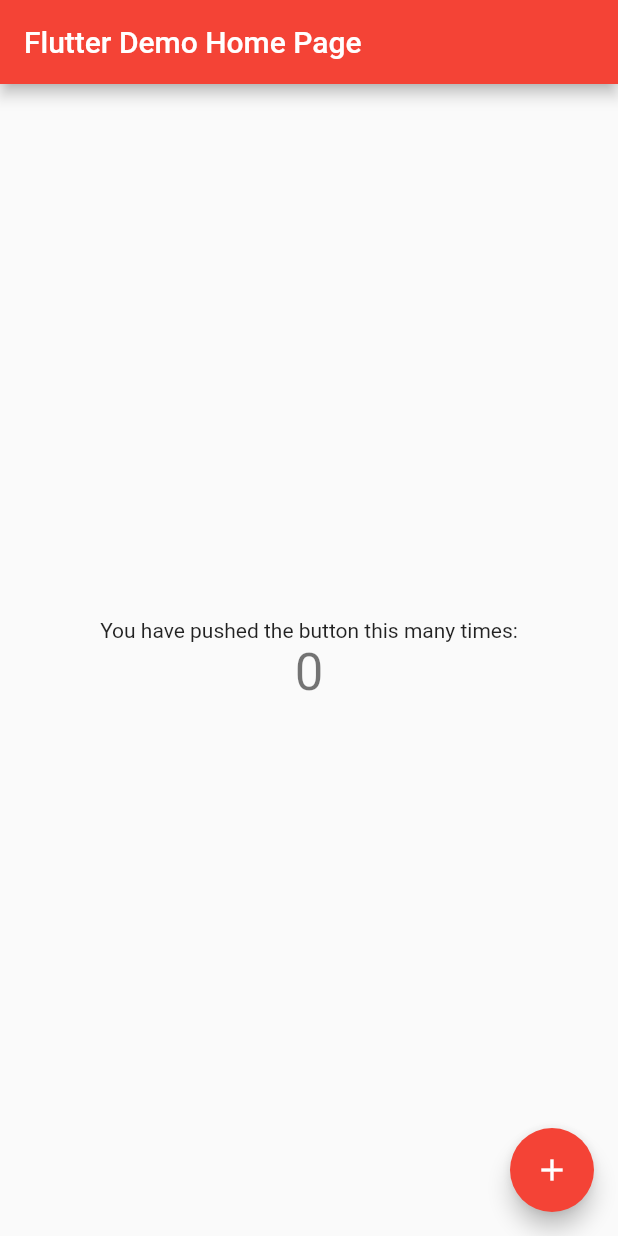
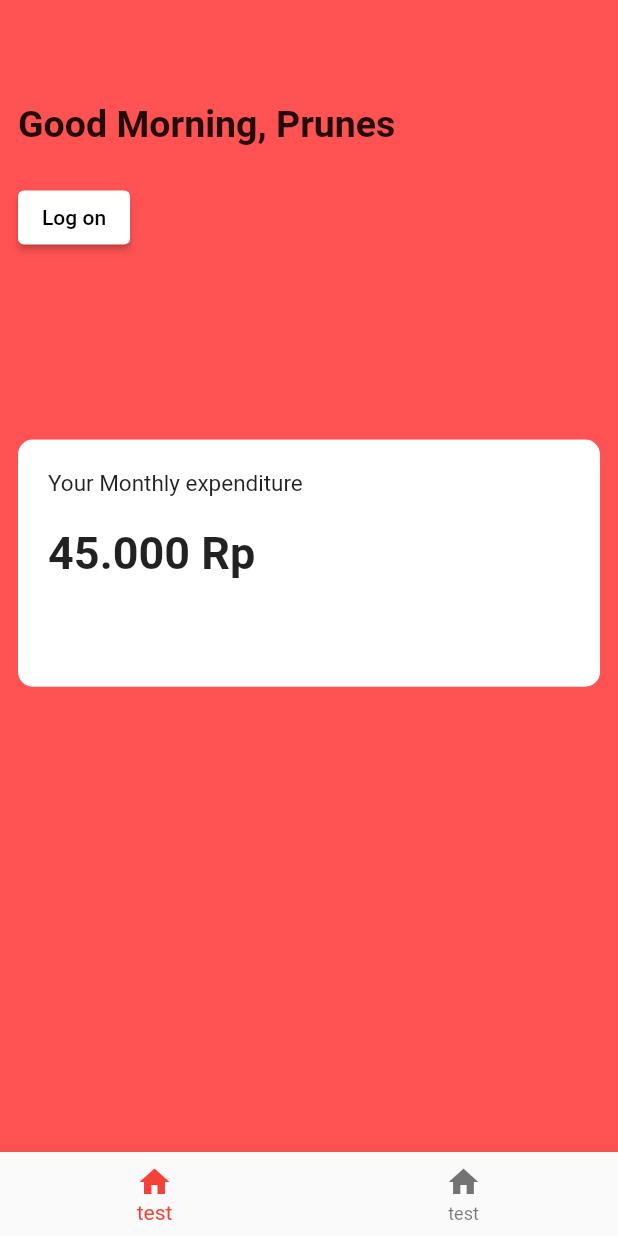
Before and after one commit to PrunesLand/finance-tracker, a Flutter app: the screen it shows after launch, on a phone screen of 412 x 824 dp. Run offline on Flutter 3.47's test engine with Material 2 defaults, Android fonts, the phone set to English and light mode, and no system bars.

Commit message:
more folders

```diff
--- a/lib/main.dart
+++ b/lib/main.dart
@@ -1,4 +1,6 @@
+import 'package:finance_tracker/modules/index.dart';
 import 'package:flutter/material.dart';
+import 'package:flutter/services.dart';
 
 void main() {
   runApp(const MyApp());
@@ -7,109 +9,17 @@ void main() {
 class MyApp extends StatelessWidget {
   const MyApp({Key? key}) : super(key: key);
 
-  // This widget is the root of your application.
   @override
   Widget build(BuildContext context) {
+    SystemChrome.setPreferredOrientations([
+      DeviceOrientation.portraitUp,
+    ]);
     return MaterialApp(
       title: 'Flutter Demo',
       theme: ThemeData(
-        // This is the theme of your application.
-        //
-        // Try running your application with "flutter run". You'll see the
-        // application has a blue toolbar. Then, without quitting the app, try
-        // changing the primarySwatch below to Colors.green and then invoke
-        // "hot reload" (press "r" in the console where you ran "flutter run",
-        // or simply save your changes to "hot reload" in a Flutter IDE).
-        // Notice that the counter didn't reset back to zero; the application
-        // is not restarted.
         primarySwatch: Colors.red,
       ),
-      home: const MyHomePage(title: 'Flutter Demo Home Page'),
+      home: const MyHomeScreen(),
     );
   }
 }
-
-class MyHomePage extends StatefulWidget {
-  const MyHomePage({Key? key, required this.title}) : super(key: key);
-
-  // This widget is the home page of your application. It is stateful, meaning
-  // that it has a State object (defined below) that contains fields that affect
-  // how it looks.
-
-  // This class is the configuration for the state. It holds the values (in this
-  // case the title) provided by the parent (in this case the App widget) and
-  // used by the build method of the State. Fields in a Widget subclass are
-  // always marked "final".
-
-  final String title;
-
-  @override
-  State<MyHomePage> createState() => _MyHomePageState();
-}
-
-class _MyHomePageState extends State<MyHomePage> {
-  int _counter = 0;
-
-  void _incrementCounter() {
-    setState(() {
-      // This call to setState tells the Flutter framework that something has
-      // changed in this State, which causes it to rerun the build method below
-      // so that the display can reflect the updated values. If we changed
-      // _counter without calling setState(), then the build method would not be
-      // called again, and so nothing would appear to happen.
-      _counter++;
-    });
-  }
-
-  @override
-  Widget build(BuildContext context) {
-    // This method is rerun every time setState is called, for instance as done
-    // by the _incrementCounter method above.
-    //
-    // The Flutter framework has been optimized to make rerunning build methods
-    // fast, so that you can just rebuild anything that needs updating rather
-    // than having to individually change instances of widgets.
-    return Scaffold(
-      appBar: AppBar(
-        // Here we take the value from the MyHomePage object that was created by
-        // the App.build method, and use it to set our appbar title.
-        title: Text(widget.title),
-      ),
-      body: Center(
-        // Center is a layout widget. It takes a single child and positions it
-        // in the middle of the parent.
-        child: Column(
-          // Column is also a layout widget. It takes a list of children and
-          // arranges them vertically. By default, it sizes itself to fit its
-          // children horizontally, and tries to be as tall as its parent.
-          //
-          // Invoke "debug painting" (press "p" in the console, choose the
-          // "Toggle Debug Paint" action from the Flutter Inspector in Android
-          // Studio, or the "Toggle Debug Paint" command in Visual Studio Code)
-          // to see the wireframe for each widget.
-          //
-          // Column has various properties to control how it sizes itself and
-          // how it positions its children. Here we use mainAxisAlignment to
-          // center the children vertically; the main axis here is the vertical
-          // axis because Columns are vertical (the cross axis would be
-          // horizontal).
-          mainAxisAlignment: MainAxisAlignment.center,
-          children: <Widget>[
-            const Text(
-              'You have pushed the button this many times:',
-            ),
-            Text(
-              '$_counter',
-              style: Theme.of(context).textTheme.headline4,
-            ),
-          ],
-        ),
-      ),
-      floatingActionButton: FloatingActionButton(
-        onPressed: _incrementCounter,
-        tooltip: 'Increment',
-        child: const Icon(Icons.add),
-      ), // This trailing comma makes auto-formatting nicer for build methods.
-    );
-  }
-}
--- /dev/null
+++ b/lib/modules/dashboard/index.dart
@@ -0,0 +1 @@
+export 'screens/index.dart';
--- /dev/null
+++ b/lib/modules/dashboard/screens/index.dart
@@ -0,0 +1 @@
+export 'my_home_screen.dart';
--- /dev/null
+++ b/lib/modules/dashboard/screens/my_home_screen.dart
@@ -0,0 +1,83 @@
+import 'dart:developer';
+
+import 'package:flutter/material.dart';
+
+class MyHomeScreen extends StatelessWidget {
+  const MyHomeScreen({Key? key}) : super(key: key);
+
+  @override
+  Widget build(BuildContext context) {
+    String name = 'Prunes';
+    String dateRange = 'Monthly';
+    int expenditureValue = 45;
+    List<BottomNavigationBarItem> items = [
+      const BottomNavigationBarItem(label: 'test', icon: Icon(Icons.home)),
+      const BottomNavigationBarItem(label: 'test', icon: Icon(Icons.home)),
+    ];
+
+    return Scaffold(
+        bottomNavigationBar: BottomNavigationBar(items: items),
+        backgroundColor: Colors.redAccent,
+        appBar: AppBar(
+          backgroundColor: Colors.transparent,
+          elevation: 0,
+        ),
+        body: Column(
+          crossAxisAlignment: CrossAxisAlignment.start,
+          children: [
+            Padding(
+              padding: const EdgeInsets.all(12.0),
+              child: Text(
+                'Good Morning, $name',
+                style: const TextStyle(
+                    fontSize: 25.0, fontWeight: FontWeight.bold),
+              ),
+            ),
+            Padding(
+              padding: const EdgeInsets.all(12.0),
+              child: ElevatedButton(
+                  style: ButtonStyle(
+                    backgroundColor:
+                        MaterialStateProperty.all<Color>(Colors.white),
+                    foregroundColor:
+                        MaterialStateProperty.all<Color>(Colors.black),
+                  ),
+                  onPressed: () {
+                    log('This is a button press');
+                  },
+                  child: const Text('Log on')),
+            ),
+            const SizedBox(height: 100.0),
+            Padding(
+              padding: const EdgeInsets.all(12.0),
+              child: Container(
+                  width: MediaQuery.of(context).size.width,
+                  height: MediaQuery.of(context).size.height / 5,
+                  decoration: const BoxDecoration(
+                      color: Colors.white,
+                      borderRadius: BorderRadius.all(Radius.circular(10))),
+                  child: Column(
+                    crossAxisAlignment: CrossAxisAlignment.start,
+                    children: [
+                      Padding(
+                        padding: const EdgeInsets.all(20.0),
+                        child: Text(
+                          'Your $dateRange expenditure',
+                          style: const TextStyle(fontSize: 15.0),
+                        ),
+                      ),
+                      Padding(
+                        padding: const EdgeInsets.symmetric(horizontal: 20.0),
+                        child: Text(
+                          '$expenditureValue.000 Rp',
+                          style: const TextStyle(
+                              fontSize: 30.0, fontWeight: FontWeight.bold),
+                        ),
+                      )
+                    ],
+                  )),
+            )
+          ],
+        ));
+  }
+}
--- /dev/null
+++ b/lib/modules/index.dart
@@ -0,0 +1 @@
+export 'dashboard/index.dart';
```
